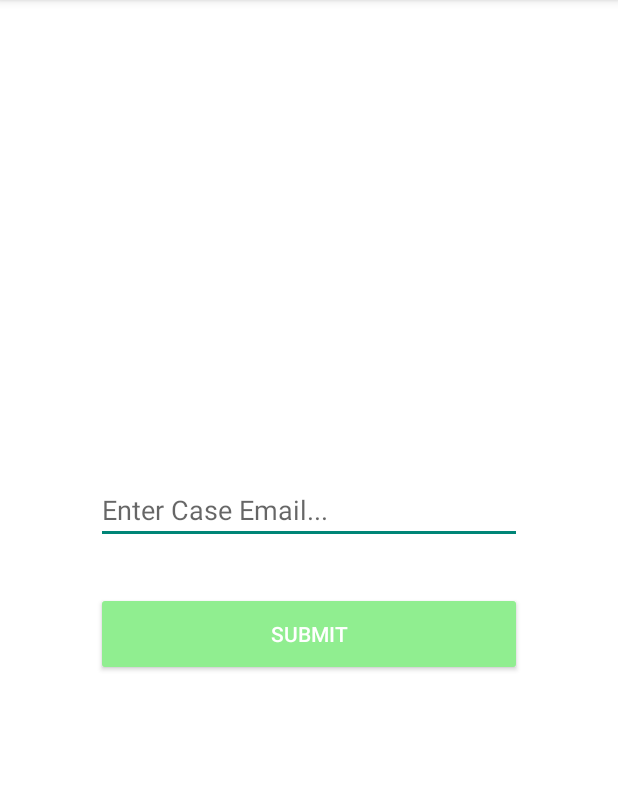
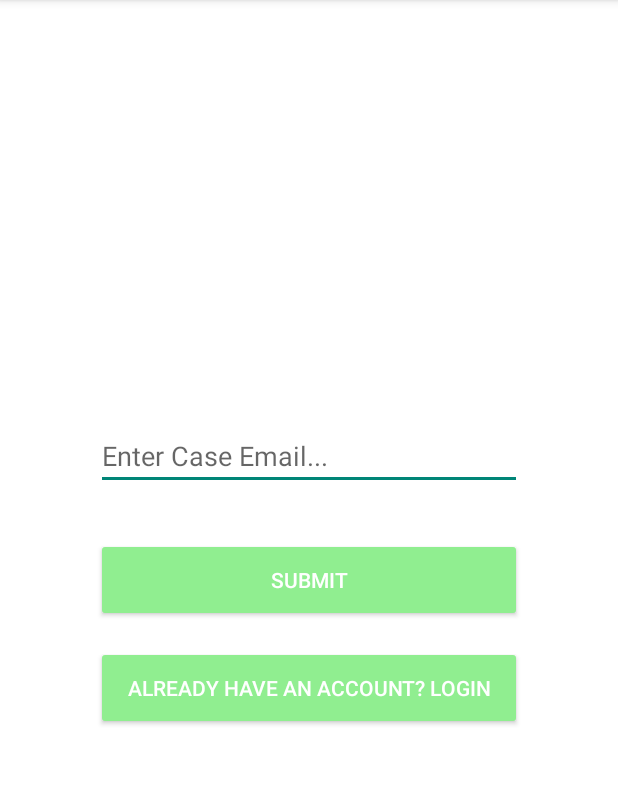
Before and after one commit to 100KStarsun/2025-Senior-Project, an Android app: the screen it shows after launch (RegisterActivity), on a phone screen of 412 x 824 dp, the part 84-869 px from its top. Run offline under Robolectric (Android 15) with nearby library versions, the light colour scheme and no system bars.

Commit message:
adding login for people already registered

```diff
--- a/app/src/main/AndroidManifest.xml
+++ b/app/src/main/AndroidManifest.xml
@@ -28,6 +28,7 @@
         <activity android:name=".UserInfoActivity"/>
         <activity android:name=".MainActivity"/>
         <activity android:name=".AccountCreatorActivity"/>
+        <activity android:name=".LoginActivity"/>
 
     </application>
 
--- a/app/src/main/java/com/agora/app/RegisterActivity.java
+++ b/app/src/main/java/com/agora/app/RegisterActivity.java
@@ -19,6 +19,15 @@ public class RegisterActivity extends AppCompatActivity {
 
         EditText email = findViewById(R.id.email_text_id);
         Button button = findViewById(R.id.button_id);
+
+        Button buttonLogin = findViewById(R.id.buttonLoginActivity);
+
+        buttonLogin.setOnClickListener(new View.OnClickListener() {
+            public void onClick(View v){
+                Intent intent = new Intent(RegisterActivity.this, LoginActivity.class);
+                startActivity(intent);
+            }
+        });
 
         button.setOnClickListener(new View.OnClickListener() {
             @Override
--- a/app/src/main/res/layout/activity_register.xml
+++ b/app/src/main/res/layout/activity_register.xml
@@ -28,5 +28,13 @@
         android:text="Submit"
         android:textColor="@color/white"
         android:backgroundTint="@color/light_green"/>
+    <Button
+        android:id="@+id/buttonLoginActivity"
+        android:layout_width="match_parent"
+        android:layout_height="56dp"
+        android:layout_marginTop="16dp"
+        android:text="Already have an account? Login"
+        android:textColor="@color/white"
+        android:backgroundTint="@color/light_green" />
 
 </LinearLayout>
```
Also changed, not shown: app/src/main/java/com/agora/app/LoginActivity.java (added, +55 -0 lines), app/src/main/res/layout/login_activity.xml (added, +32 -0 lines).
